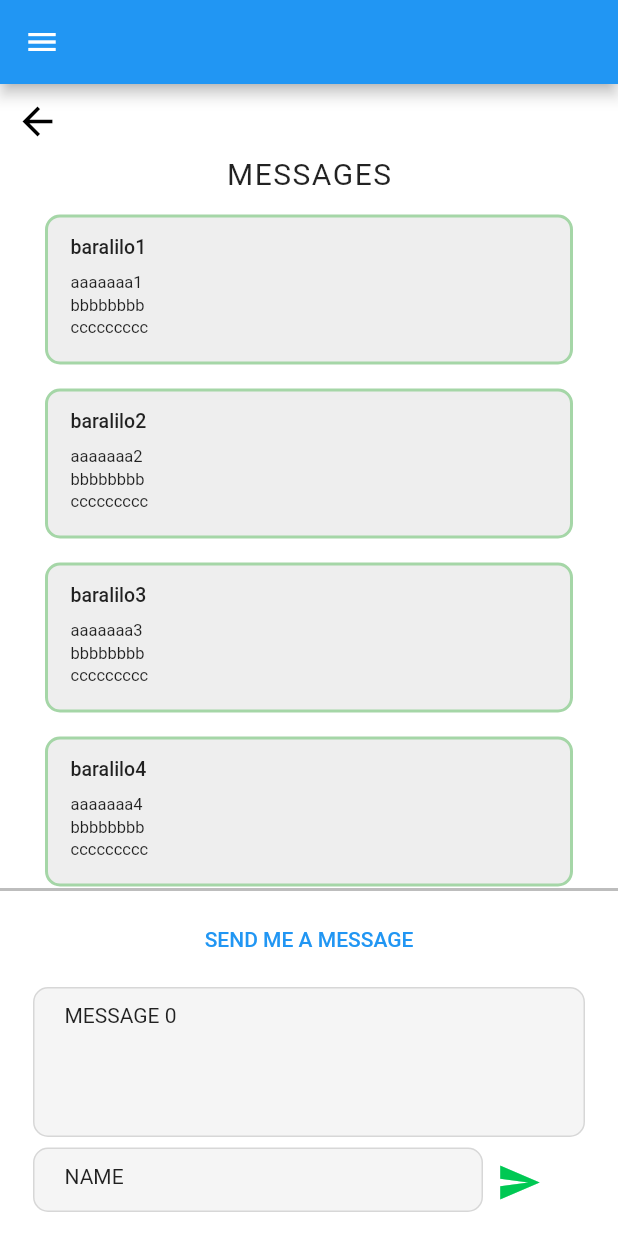
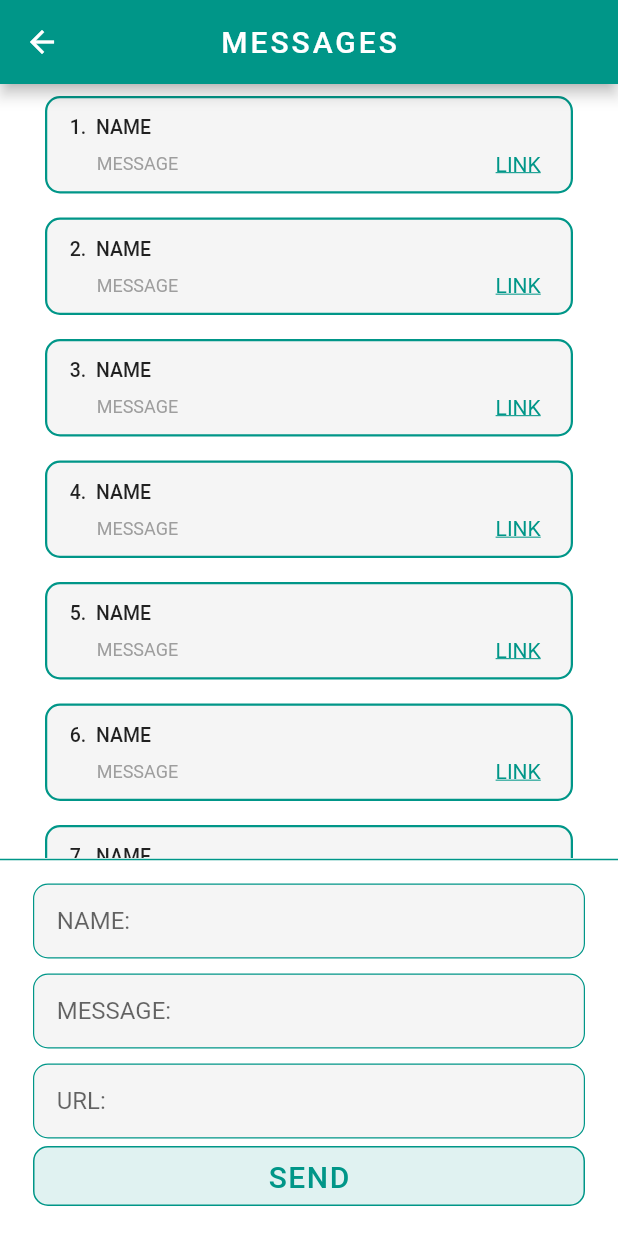
Before and after one commit to Barzy-Yasin/profile_linktree_app, a Flutter app: the Chat screen opened by its route, on a phone screen of 412 x 824 dp. Run offline on Flutter 3.47's test engine with Material 2 defaults, Android fonts, the phone set to English and light mode, and no system bars; our stand-ins replace font_awesome_flutter, url_launcher_web; statements that could not run were skipped.

Commit message:
chat screen updated ready to implement the backend

```diff
--- a/lib/src/screens/chat.dart
+++ b/lib/src/screens/chat.dart
@@ -1,233 +1,95 @@
-// ignore_for_file: prefer_const_constructors
+import 'package:flutter/material.dart';
+// ignore: unused_import
+import 'package:url_launcher/url_launcher_string.dart';
 
-import 'package:profile_linktree_app/comments/commenters_data.dart';
-import 'package:profile_linktree_app/route/screen_routes.dart';
-import 'package:profile_linktree_app/src/models/commenters_model.dart';
-import 'package:profile_linktree_app/src/screens/my_drawer.dart';
-import 'package:flutter/material.dart';
-
-class Chat extends StatefulWidget {
+class Chat extends StatelessWidget {
   const Chat({Key? key}) : super(key: key);
 
-  @override
-  State<Chat> createState() => _ChatState();
-}
+  static const Color primaryColor = Colors.teal;
 
-class _ChatState extends State<Chat> {
-  int _counter = 0;
-  Color _sendMessageIconColor = Colors.greenAccent.shade700;
   @override
   Widget build(BuildContext context) {
     return SafeArea(
-      top: true,
-      bottom: true,
-      left: true,
-      right: true,
       child: Scaffold(
-        drawer: SizedBox(
-          // width: 220,
-          height: double.infinity,
-          child: Expanded(child: const MyDrawer()),
+        appBar: AppBar(
+          backgroundColor: primaryColor,
+          centerTitle: true,
+          title: Text(
+            'messages'.toUpperCase(),
+            style: const TextStyle(fontSize: 20, letterSpacing: 2),
+          ),
         ),
-        appBar: AppBar(),
         body: Container(
+          width: double.infinity,
           color: Colors.white,
-          width: double.infinity,
-          height: double.infinity,
-          // entire_screen-column
           child: Column(
-            mainAxisAlignment: MainAxisAlignment.start,
             children: [
-              //  header-column
-              Column(
-                children: [
-                  Container(
-                    alignment: Alignment.topLeft,
-                    margin: const EdgeInsets.fromLTRB(10.0, 10.0, 0, 0),
-                    child: InkWell(
-                      child: const Icon(
-                        Icons.arrow_back,
-                        size: 30,
-                        color: Colors.black,
-                      ),
-                      onTap: () {
-                        Navigator.pushNamed(context, ScreenRoutes.init);
-                      },
-                    ),
-                  ),
-                  Container(
-                    width: double.infinity,
-                    padding: const EdgeInsets.symmetric(vertical: 8.0),
-                    alignment: Alignment.center,
-                    child: Text(
-                      'messages'.toUpperCase(),
-                      style: const TextStyle(
-                        fontSize: 20,
-                        letterSpacing: 1.0,
-                      ),
-                    ),
-                  ),
-                ],
-              ),
-
-              //  box_messages-column
+              // body section
               Expanded(
                 child: ListView.builder(
-                  itemCount: commenterData.length,
+                  itemCount: 20,
                   scrollDirection: Axis.vertical,
                   itemBuilder: (context, index) {
-                    // final item = commenterData[index];
-
-                    // getting the data from commenterData using CommentersModel(Data-Model)
-                    // ignore: no_leading_underscores_for_local_identifiers
-                    List<CommentersModel> _commenters = commenterData
-                        .map((element) => CommentersModel.fromMap(element))
-                        .toList();
-
-                    return Container(
-                      decoration: BoxDecoration(
-                        borderRadius: BorderRadius.circular(10.0),
-                        color: Colors.grey.shade200,
-                        border: Border.all(
-                          color: Colors.green.shade200,
-                          width: 2.0,
-                        ),
-                      ),
-                      width: double.infinity,
-                      height: 100,
-                      margin: const EdgeInsets.symmetric(
-                          horizontal: 30.0, vertical: 8.0),
-                      alignment: Alignment.center,
-                      //  inside_box_messages-column
-                      child: Column(
-                        children: [
-                          Container(
-                            width: double.infinity,
-                            margin: const EdgeInsets.fromLTRB(
-                                15.0, 12.0, 15.0, 8.0),
-                            child: Text(
-                              // item["name"].toString().toUpperCase(),
-                              _commenters[index].name,
-                              style: const TextStyle(
-                                fontSize: 13,
-                                fontWeight: FontWeight.w500,
-                              ),
-                            ),
-                          ),
-                          Container(
-                            width: double.infinity,
-                            margin:
-                                const EdgeInsets.fromLTRB(15.0, 0.0, 15.0, 8.0),
-                            child: Text(
-                              // item["message"].toString().toUpperCase(),
-                              _commenters[index].message,
-                              // 'Lorem ipsum is a placeholder text commonly used to demonstrate the visual form of a document or a typeface without relying on meaningful content.'
-                              //     .toUpperCase(),
-                              style: const TextStyle(fontSize: 11, height: 1.4),
-                              textAlign: TextAlign.start,
-                              maxLines: 3,
-                            ),
-                          ),
-                        ],
-                      ),
+                    return  OutputContainerWidget(
+                      name: "name",
+                      message: "message",
+                      url: 'https://www.google.com/',
+                      index: "${index+1}",
                     );
                   },
                 ),
               ),
+              // inputs section
               const Divider(
-                color: Colors.black26,
+                // color: Colors.black26,
+                color: primaryColor,
                 height: 2,
-                thickness: 2,
+                thickness: 1,
               ),
               Container(
-                height: 230,
+                height: 240,
                 width: double.maxFinite,
                 decoration: const BoxDecoration(
                   color: Colors.transparent,
                 ),
+                margin: const EdgeInsets.only(top: 10),
                 child: Column(
                   mainAxisSize: MainAxisSize.max,
                   children: [
-                    TextButton(
-                      child: Text('\nsend me a message\n'.toUpperCase()),
-                      onPressed: () {
-                        setState(
-                          () {
-                            _counter++;
-                          },
-                        );
-                      },
-                    ),
                     Container(
                       width: double.infinity,
-                      height: 150,
+                      height: 230,
                       margin: const EdgeInsets.symmetric(horizontal: 22.0),
                       child: Column(
                         children: [
+                          const InputContainer(hintText: 'name'),
+                          const InputContainer(hintText: 'message'),
+                          const InputContainer(hintText: 'Url'),
                           Container(
+                            // color: Colors.yellow,
+                            height: 40,
+                            width: double.infinity,
                             decoration: BoxDecoration(
                               borderRadius: BorderRadius.circular(10.0),
-                              color: Colors.grey.shade100,
+                              color: Colors.teal.shade50,
                               border: Border.all(
-                                color: Colors.black12,
-                                // width: 2.0,
+                                // color: Colors.blue,
+                                color: primaryColor,
+                                width: 1,
                               ),
                             ),
-                            width: double.infinity,
-                            height: 100,
-                            padding:
-                                const EdgeInsets.fromLTRB(20.0, 10.0, 0, 0),
-                            child: Text(
-                              "message $_counter".toUpperCase(),
+                            child: TextButton(
+                              onPressed: () {},
+                              child: const Text(
+                                'SEND',
+                                style: TextStyle(
+                                  fontSize: 20,
+                                  color: primaryColor,
+                                  letterSpacing: 1,
+                                ),
+                              ),
                             ),
-                          ),
-                          // TextFormField(),
-                          Container(
-                            margin: const EdgeInsets.fromLTRB(0, 7.0, 0, 0),
-                            child: Row(
-                              children: [
-                                Container(
-                                  decoration: BoxDecoration(
-                                    borderRadius: BorderRadius.circular(10.0),
-                                    color: Colors.grey.shade100,
-                                    border: Border.all(
-                                      color: Colors.black12,
-                                    ),
-                                  ),
-                                  width: 300,
-                                  height: 43,
-                                  padding: const EdgeInsets.fromLTRB(
-                                      20.0, 10.0, 0, 0),
-                                  child: Text(
-                                    "name".toUpperCase(),
-                                  ),
-                                ),
-                                Container(
-                                  height: 43,
-                                  padding: const EdgeInsets.all(0),
-                                  child: IconButton(
-                                    icon: const Icon(Icons.send),
-                                    iconSize: 30,
-                                    // color: Colors.greenAccent.shade700,
-                                    color: _sendMessageIconColor,
-                                    // focusColor: Colors.black,
-                                    onPressed: () {
-                                      setState(
-                                        () {
-                                          _counter++;
-                                          _sendMessageIconColor == Colors.green
-                                              ? _sendMessageIconColor =
-                                                  Colors.tealAccent
-                                              : _sendMessageIconColor =
-                                                  Colors.green;
-                                        },
-                                      );
-                                    },
-                                  ),
-                                ),
-                              ],
-                            ),
-                          ),
+                          )
                         ],
                       ),
                     )
@@ -241,3 +103,117 @@ class _ChatState extends State<Chat> {
     );
   }
 }
+
+class InputContainer extends StatelessWidget {
+  const InputContainer({
+    Key? key,
+    required this.hintText,
+  }) : super(key: key);
+
+  final String hintText;
+  @override
+  Widget build(BuildContext context) {
+    return Container(
+      margin: const EdgeInsets.symmetric(vertical: 5),
+      decoration: BoxDecoration(
+        borderRadius: BorderRadius.circular(10.0),
+        color: Colors.grey.shade100,
+        border: Border.all(
+          color: Chat.primaryColor,
+          width: 0.8,
+        ),
+      ),
+      width: double.infinity,
+      height: 50,
+      alignment: Alignment.centerLeft,
+      padding: const EdgeInsets.only(left: 15),
+      child: TextField(
+        decoration: InputDecoration(
+          border: InputBorder.none,
+          hintText: '${hintText.toUpperCase()}:',
+        ),
+      ),
+    );
+  }
+}
+
+class OutputContainerWidget extends StatelessWidget {
+  const OutputContainerWidget({
+    Key? key,
+    required this.name,
+    required this.message,
+    required this.url,
+    required this.index,
+  }) : super(key: key);
+
+  final String name;
+  final String message;
+  final String url;
+  final String index;
+
+  @override
+  Widget build(BuildContext context) {
+    return Container(
+      decoration: BoxDecoration(
+        borderRadius: BorderRadius.circular(10.0),
+        color: Colors.grey.shade100,
+        border: Border.all(
+          color: Chat.primaryColor,
+          width: 1.50,
+        ),
+      ),
+      width: double.infinity,
+      // height: 130,
+      margin: const EdgeInsets.symmetric(horizontal: 30.0, vertical: 8.0),
+      alignment: Alignment.center,
+      //  inside_box_messages-column
+      child: Column(
+        children: [
+          Container(
+            width: double.infinity,
+            margin: const EdgeInsets.fromLTRB(15.0, 12.0, 15.0, 8.0),
+            child: Text(
+              // 'name'.toUpperCase(),
+              "$index.  " + name.toUpperCase(),
+              style: const TextStyle(
+                fontSize: 13,
+                fontWeight: FontWeight.w500,
+              ),
+            ),
+          ),
+          Stack(
+            children: [
+              Container(
+                width: double.infinity,
+                margin: const EdgeInsets.fromLTRB(33.0, 0.0, 15.0, 10.0),
+                child: Text(
+                  // 'role description'.toUpperCase(),
+                  message.toUpperCase(),
+                  style: const TextStyle(
+                      color: Colors.grey, fontSize: 12, height: 1.4),
+                  textAlign: TextAlign.start,
+                  // maxLines: 3,
+                ),
+              ),
+              Positioned(
+                right: 20,
+                bottom: 10,
+                child: InkWell(
+                  child: const Text(
+                    'LINK',
+                    style: TextStyle(
+                        color: Chat.primaryColor,
+                        decoration: TextDecoration.underline),
+                  ),
+                  onTap: () {
+                    launchUrlString(url);
+                  },
+                ),
+              ),
+            ],
+          ),
+        ],
+      ),
+    );
+  }
+}
```
Also changed, not shown: lib/src/screens/oldchat.dart (added, +249 -0 lines).
